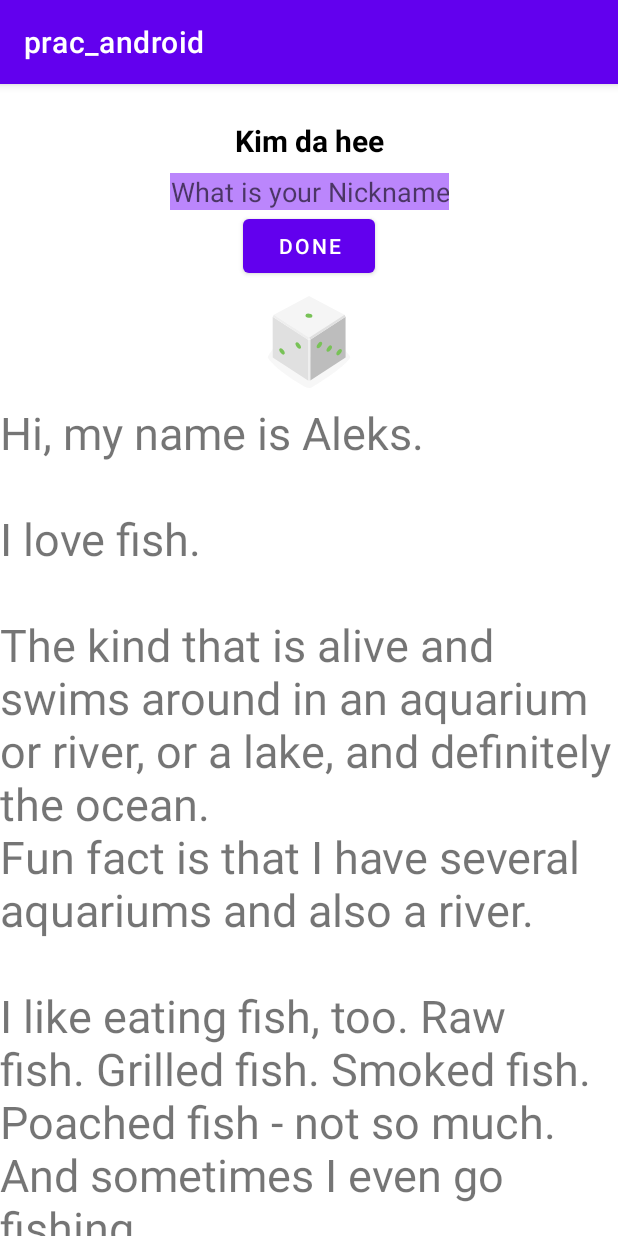
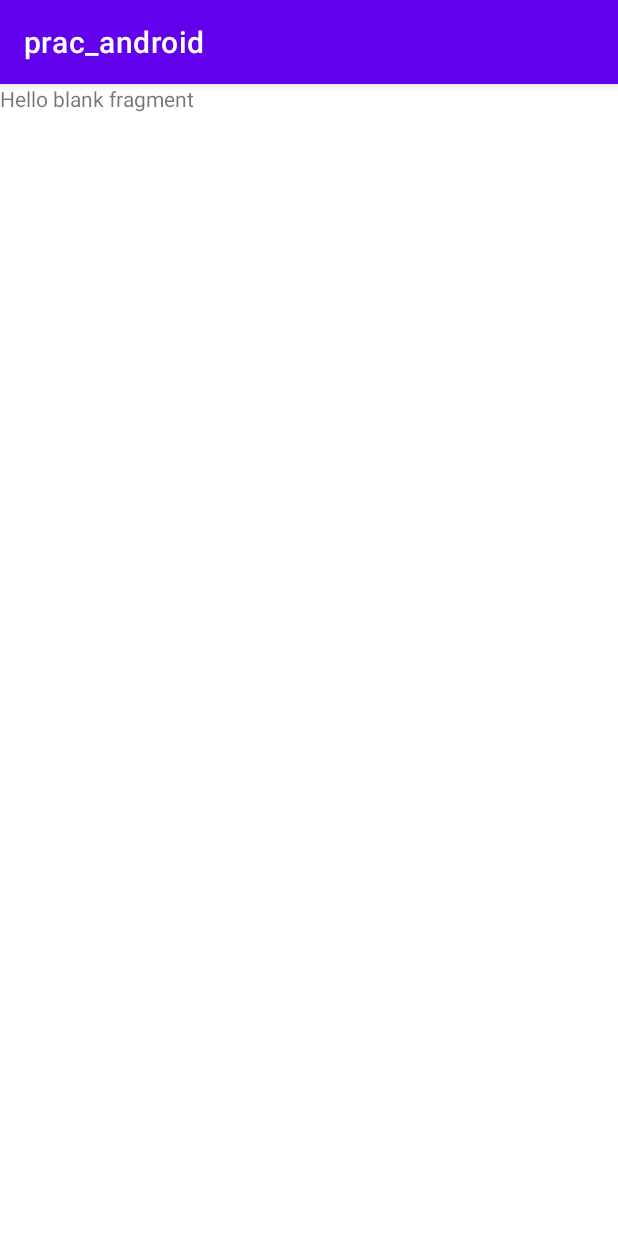
Before and after one commit to DS-Final-Project/Android_study_Dahee, an Android app: the screen it shows after launch (MainActivity), on a phone screen of 412 x 824 dp. Run offline under Robolectric (Android 15) with nearby library versions, the phone set to English and light mode, and no system bars; our stand-ins replace data binding.

Commit message:
[feat] Fragment 추가하기

```diff
--- a/app/build.gradle
+++ b/app/build.gradle
@@ -1,7 +1,6 @@
 plugins {
     id 'com.android.application'
     id 'org.jetbrains.kotlin.android'
-    id 'kotlin-android-extensions'
 }
 
 android {
@@ -17,7 +16,7 @@ android {
         testInstrumentationRunner "androidx.test.runner.AndroidJUnitRunner"
 
         buildFeatures {
-            dataBinding true
+            viewBinding true
         }
     }
 
@@ -42,6 +41,7 @@ dependencies {
     implementation 'androidx.appcompat:appcompat:1.4.1'
     implementation 'com.google.android.material:material:1.5.0'
     implementation 'androidx.constraintlayout:constraintlayout:2.1.3'
+    implementation 'androidx.databinding:library:3.2.0-alpha11'
     testImplementation 'junit:junit:4.13.2'
     androidTestImplementation 'androidx.test.ext:junit:1.1.3'
     androidTestImplementation 'androidx.test.espresso:espresso-core:3.4.0'
--- a/app/src/main/java/com/example/prac_android/MainActivity.kt
+++ b/app/src/main/java/com/example/prac_android/MainActivity.kt
@@ -1,62 +1,17 @@
 package com.example.prac_android
 
-import android.content.Context
 import android.os.Bundle
-import android.view.View
-import android.view.inputmethod.InputMethodManager
-import android.widget.Button
-import android.widget.EditText
-import android.widget.TextView
 import androidx.appcompat.app.AppCompatActivity
 import androidx.databinding.DataBindingUtil
 import com.example.prac_android.databinding.ActivityMainBinding
 
 class MainActivity : AppCompatActivity() {
     private lateinit var binding: ActivityMainBinding
-    private val myName: MyName = MyName("Kim da hee")
 
     override fun onCreate(savedInstanceState: Bundle?) {
         super.onCreate(savedInstanceState)
         binding = DataBindingUtil.setContentView(this, R.layout.activity_main)
-        binding.myName = myName
 
-        binding.btnDone.setOnClickListener {
-            //it은 done 버튼을 의미
-            addNickName(it)
-        }
-        binding.tvNickname.setOnClickListener {
-            //it은 nicknameTextView를 의미
-            updateNickName(it)
-        }
     }
 
-    private fun addNickName(view: View) {
-        //여기서 view는 done 버튼의 객체를 의미
-        binding.apply {
-            myName?.nickname = etNickname.text.toString()
-            //바인딩 된 데이터가 변경 되었을 때 UI를 refresh 해준다.
-            invalidateAll()
-            etNickname.visibility = View.GONE
-            btnDone.visibility = View.GONE
-            tvNickname.visibility = View.VISIBLE
-        }
-
-        //done 버튼 클릭 시 키보드 숨기기
-        val inputMethodManager = getSystemService(Context.INPUT_METHOD_SERVICE) as InputMethodManager
-        inputMethodManager.hideSoftInputFromWindow(binding.btnDone.windowToken,0)
-    }
-
-    private fun updateNickName(view: View) {
-
-        binding.apply {
-            etNickname.visibility = View.VISIBLE
-            btnDone.visibility = View.VISIBLE
-            etNickname.visibility = View.GONE
-            etNickname.requestFocus()
-        }
-
-        //키보드 보이게 하기
-        val imm = getSystemService(Context.INPUT_METHOD_SERVICE) as InputMethodManager
-        imm.showSoftInput(binding.etNickname, 0)
-    }
 }
--- /dev/null
+++ b/app/src/main/java/com/example/prac_android/TitleFragment.kt
@@ -0,0 +1,22 @@
+package com.example.prac_android
+
+import android.os.Bundle
+import androidx.fragment.app.Fragment
+import android.view.LayoutInflater
+import android.view.View
+import android.view.ViewGroup
+import androidx.databinding.DataBindingUtil
+import com.example.prac_android.databinding.FragmentTitleBinding
+
+class TitleFragment : Fragment() {
+    private lateinit var binding : FragmentTitleBinding
+
+    override fun onCreateView(
+        inflater: LayoutInflater, container: ViewGroup?, savedInstanceState: Bundle?
+    ): View? { // Inflate the layout for this fragment
+        binding = DataBindingUtil.inflate(
+            inflater, R.layout.fragment_title, container, false
+        )
+        return binding.root
+    }
+}
--- a/app/src/main/res/layout/activity_main.xml
+++ b/app/src/main/res/layout/activity_main.xml
@@ -2,88 +2,17 @@
 <layout xmlns:android="http://schemas.android.com/apk/res/android"
     xmlns:app="http://schemas.android.com/apk/res-auto"
     xmlns:tools="http://schemas.android.com/tools">
-
-    <data>
-        <variable
-            name="myName"
-            type="com.example.prac_android.MyName" />
-    </data>
 
     <androidx.constraintlayout.widget.ConstraintLayout
         android:layout_width="match_parent"
         android:layout_height="match_parent"
         tools:context=".MainActivity">
 
-        <TextView
-            android:id="@+id/tv_name"
-            android:layout_width="wrap_content"
-            android:layout_height="wrap_content"
-            android:layout_marginTop="16dp"
-            android:padding="8dp"
-            android:text="@={myName.name}"
-            android:textColor="@color/black"
-            android:textSize="20sp"
-            android:textStyle="bold"
-            app:layout_constraintLeft_toLeftOf="parent"
-            app:layout_constraintRight_toRightOf="parent"
-            app:layout_constraintTop_toTopOf="parent" />
-
-        <EditText
-            android:id="@+id/et_nickname"
-            android:layout_width="wrap_content"
-            android:layout_height="wrap_content"
-            android:background="@color/purple_200"
-            android:hint="@string/what_is_your_nickname"
-            android:inputType="textPersonName"
-            android:textAlignment="center"
-            app:layout_constraintEnd_toEndOf="parent"
-            app:layout_constraintStart_toStartOf="parent"
-            app:layout_constraintTop_toBottomOf="@+id/tv_name" />
-
-        <Button
-            android:id="@+id/btn_done"
-            android:layout_width="wrap_content"
-            android:layout_height="wrap_content"
-            android:text="@string/done"
-            app:layout_constraintEnd_toEndOf="parent"
-            app:layout_constraintStart_toStartOf="parent"
-            app:layout_constraintTop_toBottomOf="@+id/et_nickname" />
-
-        <TextView
-            android:id="@+id/tv_nickname"
-            android:layout_width="wrap_content"
-            android:layout_height="wrap_content"
-            android:text="@={myName.nickname}"
-            android:textAlignment="center"
-            android:visibility="gone"
-            app:layout_constraintEnd_toEndOf="parent"
-            app:layout_constraintStart_toStartOf="parent"
-            app:layout_constraintTop_toBottomOf="@+id/btn_done" />
-
-        <ImageView
-            android:id="@+id/img_dice"
+        <fragment
+            android:id="@+id/titleFragment"
+            android:name="com.example.prac_android.TitleFragment"
             android:layout_width="match_parent"
-            android:layout_height="80dp"
-            android:src="@drawable/dice_1"
-            app:layout_constraintEnd_toEndOf="parent"
-            app:layout_constraintStart_toStartOf="parent"
-            app:layout_constraintTop_toBottomOf="@+id/tv_nickname" />
-
-        <ScrollView
-            android:id="@+id/scrollview"
-            android:layout_width="match_parent"
-            android:layout_height="wrap_content"
-            app:layout_constraintEnd_toEndOf="parent"
-            app:layout_constraintStart_toStartOf="parent"
-            app:layout_constraintTop_toBottomOf="@+id/img_dice">
-
-            <TextView
-                android:layout_width="wrap_content"
-                android:layout_height="wrap_content"
-                android:text="@string/bio"
-                android:textSize="30sp" />
-        </ScrollView>
-
+            android:layout_height="match_parent" />
 
     </androidx.constraintlayout.widget.ConstraintLayout>
 </layout>
--- /dev/null
+++ b/app/src/main/res/layout/fragment_title.xml
@@ -0,0 +1,14 @@
+<?xml version="1.0" encoding="utf-8"?>
+<FrameLayout xmlns:android="http://schemas.android.com/apk/res/android"
+    xmlns:tools="http://schemas.android.com/tools"
+    android:layout_width="match_parent"
+    android:layout_height="match_parent"
+    tools:context=".TitleFragment">
+
+    <!-- TODO: Update blank fragment layout -->
+    <TextView
+        android:layout_width="match_parent"
+        android:layout_height="match_parent"
+        android:text="@string/hello_blank_fragment" />
+
+</FrameLayout>
--- a/app/src/main/res/values/strings.xml
+++ b/app/src/main/res/values/strings.xml
@@ -13,4 +13,6 @@
 \n\nI\'ll be happy to teach you how to make your own aquarium.
 \nYou should ask someone else about fishing, though.\n\n</string>
     <string name="done">DONE</string>
+    <!-- TODO: Remove or change this placeholder text -->
+    <string name="hello_blank_fragment">Hello blank fragment</string>
 </resources>
```
